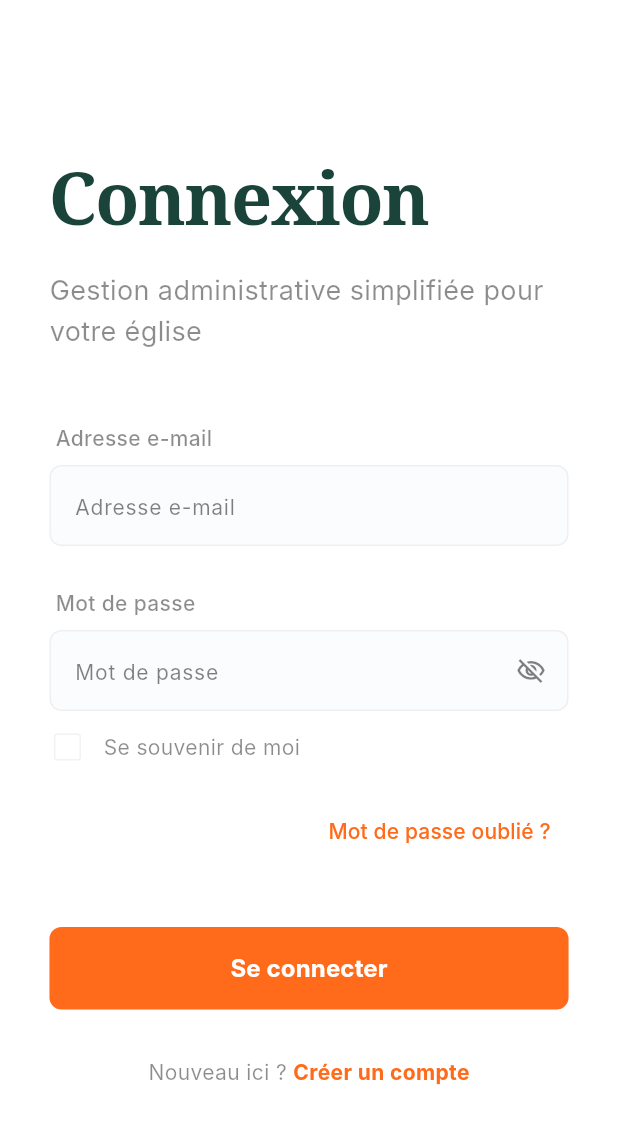
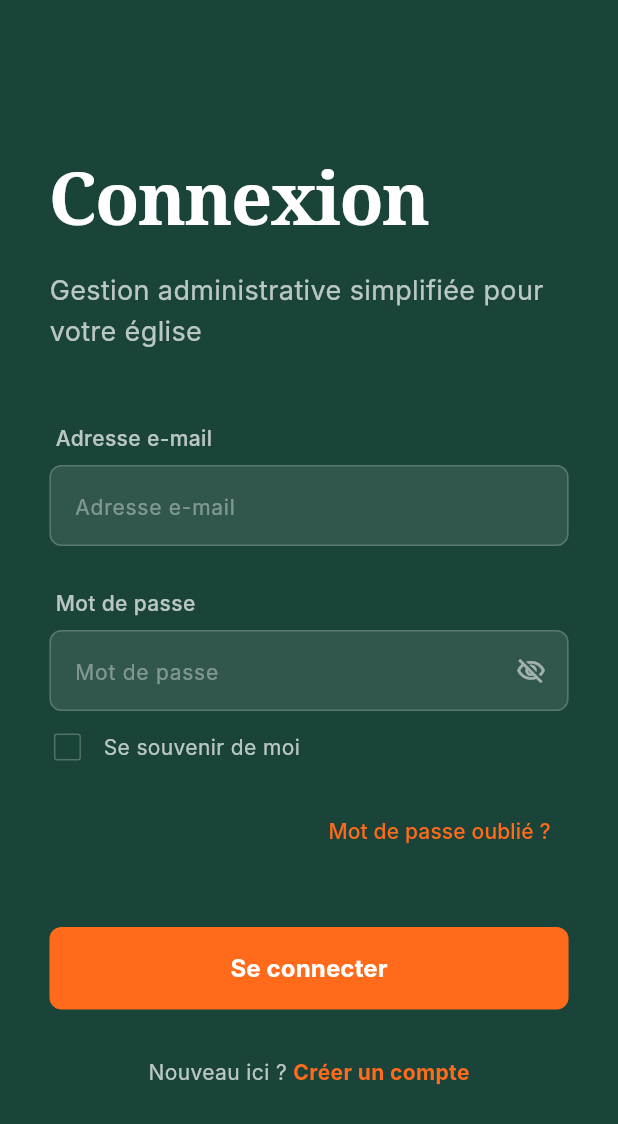
Before and after one commit to Momo147-labe/pepe_eglise, a Flutter app: the screen it shows after launch, on a phone screen of 412 x 824 dp. Shown: the top 1124 px of the screen. Run offline on Flutter 3.47's test engine with Material 3 defaults, Android fonts, the phone set to English and light mode, and no system bars; our stand-ins replace file_picker, fl_chart, image_picker, pdf, printing, shared_preferences and 2 more; accounts and stored records are empty; Roboto replaces fonts that are missing (Inter).

Commit message:
version 1

```diff
--- a/lib/features/auth/pages/auth_page.dart
+++ b/lib/features/auth/pages/auth_page.dart
@@ -43,9 +43,14 @@ class _AuthPageState extends State<AuthPage> {
               Expanded(
                 flex: 1,
                 child: Container(
-                  color: context.surfaceColor,
+                  color: context.sidebarColor,
+                  child: SingleChildScrollView(
+                    child: ConstrainedBox(
+                      constraints: BoxConstraints(
+                        minHeight: constraints.maxHeight,
+                      ),
                       child: Center(
-                    child: SingleChildScrollView(
+                        child: Padding(
                           padding: EdgeInsets.symmetric(
                             horizontal: constraints.maxWidth * 0.08,
                             vertical: 40,
@@ -53,6 +58,8 @@ class _AuthPageState extends State<AuthPage> {
                           child: _PersistentAuthContent(
                             mode: _mode,
                             onModeChange: _setMode,
+                          ),
+                        ),
                       ),
                     ),
                   ),
@@ -216,13 +223,13 @@ class _LoginFormState extends State<_LoginForm> {
                   setState(() => _rememberMe = value ?? false);
                 },
                 activeColor: AppColors.primaryOrange,
-                side: BorderSide(color: context.borderColor),
+                side: const BorderSide(color: Colors.white24),
               ),
             ),
             const SizedBox(width: 12),
             Text(
               "Se souvenir de moi",
-              style: TextStyle(color: context.subtitleColor, fontSize: 14),
+              style: const TextStyle(color: Colors.white70, fontSize: 14),
             ),
           ],
         ),
@@ -248,7 +255,7 @@ class _LoginFormState extends State<_LoginForm> {
             children: [
               Text(
                 "Nouveau ici ? ",
-                style: TextStyle(color: context.subtitleColor),
+                style: const TextStyle(color: Colors.white70),
               ),
               GestureDetector(
                 onTap: () => widget.onModeChange(AuthMode.register),
@@ -379,7 +386,7 @@ class _RegisterFormState extends State<_RegisterForm> {
           children: [
             Text(
               "Déjà un compte ? ",
-              style: TextStyle(color: context.subtitleColor),
+              style: const TextStyle(color: Colors.white70),
             ),
             TextButton(
               onPressed: () => widget.onModeChange(AuthMode.login),
@@ -497,7 +504,7 @@ class _ForgotPasswordFormState extends State<_ForgotPasswordForm> {
             onPressed: () => widget.onModeChange(AuthMode.login),
             child: Text(
               "Retour à la connexion",
-              style: TextStyle(color: context.textColor),
+              style: const TextStyle(color: Colors.white),
             ),
           ),
         ),
@@ -506,8 +513,8 @@ class _ForgotPasswordFormState extends State<_ForgotPasswordForm> {
   }
 }
 
-TextStyle _getTitleStyle(BuildContext context) => TextStyle(
-  color: context.textColor,
+TextStyle _getTitleStyle(BuildContext context) => const TextStyle(
+  color: Colors.white,
   fontSize: 48,
   fontWeight: FontWeight.bold,
   letterSpacing: -1,
@@ -515,7 +522,7 @@ TextStyle _getTitleStyle(BuildContext context) => TextStyle(
 );
 
 TextStyle _getSubtitleStyle(BuildContext context) =>
-    TextStyle(color: context.subtitleColor, fontSize: 18, height: 1.5);
+    const TextStyle(color: Colors.white70, fontSize: 18, height: 1.5);
 
 class _HeaderIllustration extends StatelessWidget {
   const _HeaderIllustration();
@@ -571,19 +578,19 @@ class _HeaderIllustration extends StatelessWidget {
                             children: [
                               TextSpan(
                                 text: "PROTESTANTE",
-                                style: TextStyle(
+                                style: const TextStyle(
                                   fontSize: 16,
                                   fontWeight: FontWeight.w300,
-                                  color: context.subtitleColor,
+                                  color: Colors.white70,
                                   letterSpacing: 4,
                                 ),
                               ),
                               TextSpan(
                                 text: "\nEVANGELIQUE DE LABE",
-                                style: TextStyle(
+                                style: const TextStyle(
                                   fontSize: 32,
                                   fontWeight: FontWeight.w900,
-                                  color: context.textColor,
+                                  color: Colors.white,
                                   letterSpacing: 2,
                                   height: 1.2,
                                 ),
--- a/lib/features/auth/widgets/auth_text_field.dart
+++ b/lib/features/auth/widgets/auth_text_field.dart
@@ -35,8 +35,8 @@ class _AuthTextFieldState extends State<AuthTextField> {
           padding: const EdgeInsets.only(bottom: 8.0, left: 4),
           child: Text(
             widget.label,
-            style: TextStyle(
-              color: context.subtitleColor,
+            style: const TextStyle(
+              color: Colors.white70,
               fontSize: 14,
               fontWeight: FontWeight.w500,
             ),
@@ -44,14 +44,14 @@ class _AuthTextFieldState extends State<AuthTextField> {
         ),
         Container(
           decoration: BoxDecoration(
-            color: context.surfaceHighlightColor.withOpacity(0.5),
+            color: AppColors.inputBackground,
             borderRadius: BorderRadius.circular(8),
-            border: Border.all(color: context.borderColor),
+            border: Border.all(color: AppColors.inputBorder),
           ),
           child: TextField(
             controller: widget.controller,
             obscureText: _obscureText,
-            style: TextStyle(color: context.textColor),
+            style: const TextStyle(color: Colors.white),
             decoration: InputDecoration(
               contentPadding: const EdgeInsets.symmetric(
                 horizontal: 16,
@@ -59,17 +59,14 @@ class _AuthTextFieldState extends State<AuthTextField> {
               ),
               border: InputBorder.none,
               hintText: widget.label,
-              hintStyle: TextStyle(
-                color: context.iconColor.withOpacity(0.5),
-                fontSize: 14,
-              ),
+              hintStyle: const TextStyle(color: Colors.white38, fontSize: 14),
               suffixIcon: widget.isPassword
                   ? IconButton(
                       icon: Icon(
                         _obscureText
                             ? Icons.visibility_off_outlined
                             : Icons.visibility_outlined,
-                        color: context.iconColor.withOpacity(0.5),
+                        color: Colors.white54,
                         size: 20,
                       ),
                       onPressed: () {
```
Also changed, not shown: 1 other file. Lines whose indentation alone changed are shown as unchanged.
